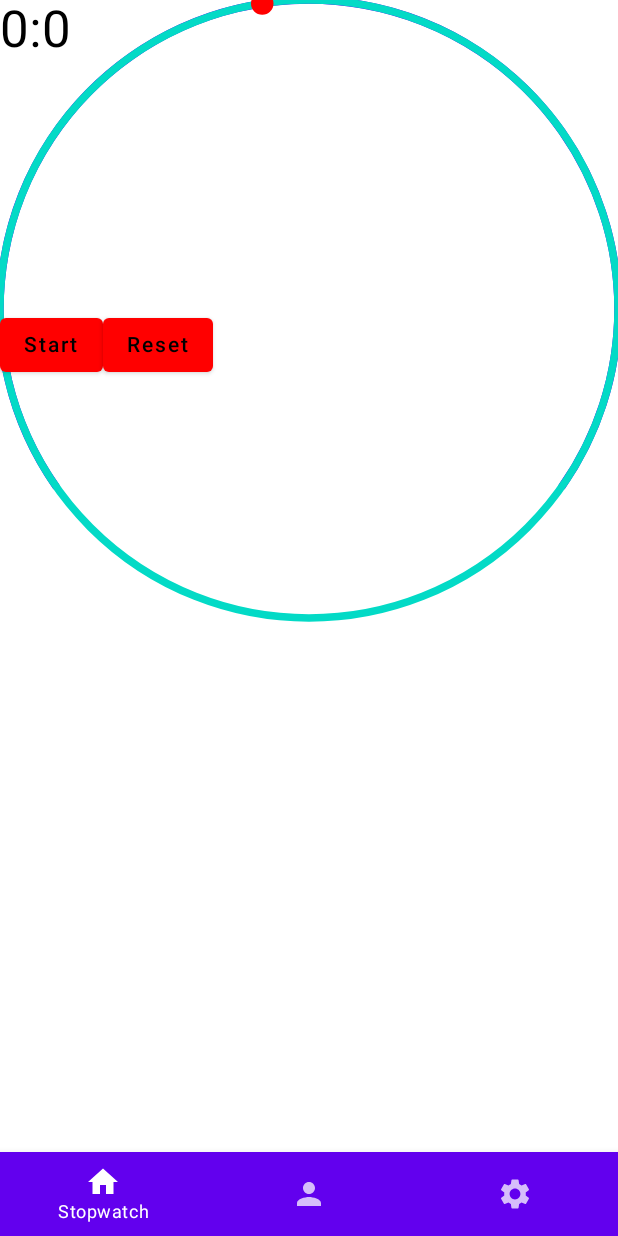
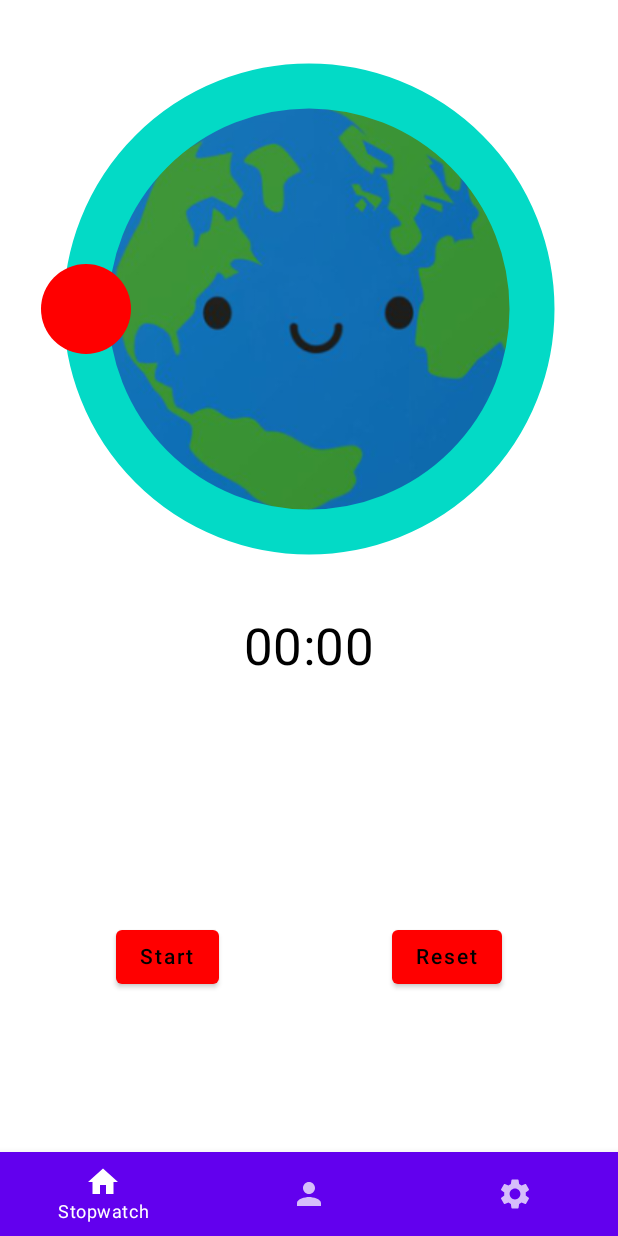
Before and after one commit to TheAlexSannikov/PillPopper, an Android app built with Jetpack Compose: the screen it shows after launch (MainActivity), after a tap on "Reset", on a phone screen of 412 x 824 dp. Run offline under Robolectric (Android 15) with nearby library versions, the phone set to English and light mode, and no system bars; 1 statement that could not run was skipped; 2 other taps on this screen came first.

Commit message:
Happy Earth!

```diff
--- a/app/src/main/java/sannikov/a/stonerstopwatch/StateViewModel.kt
+++ b/app/src/main/java/sannikov/a/stonerstopwatch/StateViewModel.kt
@@ -28,7 +28,7 @@ class StateViewModel(dataStoreManager: DataStoreManager? = null) : ViewModel() {
     }
 
 
-    private val _startTimestampMs: MutableStateFlow<Long> = MutableStateFlow(denominatorTime)
+    private val _startTimestampMs: MutableStateFlow<Long> = MutableStateFlow(period)
 
     val startTimestampMs: StateFlow<Long> = _startTimestampMs.asStateFlow()
 
@@ -59,7 +59,7 @@ class StateViewModel(dataStoreManager: DataStoreManager? = null) : ViewModel() {
         _clock.value = newClock
         // TODO: Refactor so display is updated in a flow
         val elapsedTimeMs = newClock - startTimestampMs.value
-        onDisplayTimeChange("" + elapsedTimeMs / 1000 + ":" + (elapsedTimeMs % 1000)/ 10)
+        onDisplayTimeChange(TimeFormat.format(elapsedTimeMs))
 //        onDisplayTimeChange(((newClock - startTimestampMs.value) / 1000).toString())
     }
 
--- a/app/src/main/java/sannikov/a/stonerstopwatch/StopwatchScreen.kt
+++ b/app/src/main/java/sannikov/a/stonerstopwatch/StopwatchScreen.kt
@@ -1,37 +1,38 @@
 package sannikov.a.stonerstopwatch
 
-import android.util.DisplayMetrics
+import android.graphics.Bitmap
+import android.graphics.BitmapFactory
 import android.util.Log
 import androidx.compose.foundation.Canvas
+import androidx.compose.foundation.Image
 import androidx.compose.foundation.background
 import androidx.compose.foundation.layout.*
 import androidx.compose.material.*
 import androidx.compose.runtime.*
 import androidx.compose.ui.Alignment
 import androidx.compose.ui.Modifier
-import androidx.compose.ui.focus.FocusRequester.Companion.createRefs
 import androidx.compose.ui.geometry.Offset
 import androidx.compose.ui.geometry.Size
 import androidx.compose.ui.graphics.Color
 import androidx.compose.ui.graphics.PointMode
 import androidx.compose.ui.graphics.StrokeCap
 import androidx.compose.ui.graphics.drawscope.Stroke
-import androidx.compose.ui.layout.layoutId
-import androidx.compose.ui.layout.onSizeChanged
+import androidx.compose.ui.platform.LocalContext
+import androidx.compose.ui.res.painterResource
 import androidx.compose.ui.tooling.preview.Preview
 import androidx.compose.ui.unit.Dp
-import androidx.compose.ui.unit.IntSize
 import androidx.compose.ui.unit.dp
-import androidx.constraintlayout.compose.ConstraintLayout
-import androidx.constraintlayout.compose.ConstraintSet
 import kotlin.math.PI
 import kotlin.math.cos
 import kotlin.math.sin
 
 
-const val denominatorTime = 100000L
+const val period = 60000L
+const val arcStartPosition = 180F // 0 is 3 o'clock, 90 is 12 o'clock
 val tag = "StopwatchScreen"
+val happyEarthSize = 300.dp
 
+lateinit var happyEarth : Bitmap
 @Preview
 @Composable
 fun StopwatchScreenStub() {
@@ -40,12 +41,14 @@ fun StopwatchScreenStub() {
     val stopwatchState by stateViewModel.stopwatchState.collectAsState()
     val pauseTimestampMs by stateViewModel.pauseTimestampMs.collectAsState()
     val displayTime by stateViewModel.displayTime.collectAsState()
+    happyEarth = BitmapFactory.decodeResource(LocalContext.current.resources, R.drawable.happy_earth_no_bg)
+
 
     StopwatchContent(
         stateViewModel = stateViewModel,
         stopwatchState = stopwatchState,
         displayTime = displayTime,
-        handleColor = Color.Red,
+//        handleColor = Color.Red,
         modifier = Modifier.fillMaxSize()
     )
 }
@@ -55,14 +58,16 @@ fun StopwatchScreen(
     stateViewModel: StateViewModel,
 ) {
 
+    val startTimestampMs by stateViewModel.startTimestampMs.collectAsState()
     val stopwatchState by stateViewModel.stopwatchState.collectAsState()
+    val pauseTimestampMs by stateViewModel.pauseTimestampMs.collectAsState()
     val displayTime by stateViewModel.displayTime.collectAsState()
+    happyEarth = BitmapFactory.decodeResource(LocalContext.current.resources, R.drawable.happy_earth_no_bg)
 
     StopwatchContent(
         stateViewModel = stateViewModel,
         stopwatchState = stopwatchState,
         displayTime = displayTime,
-        handleColor = Color.Red,
         modifier = Modifier.aspectRatio(1F),
     )
 }
@@ -73,136 +78,64 @@ fun StopwatchContent(
     stateViewModel: StateViewModel,
     displayTime: String,
     stopwatchState: StopwatchStates,
-    handleColor: Color,
     modifier: Modifier = Modifier,
-    initArcPercent: Float = 1f,
-    strokeWidth: Dp = 5.dp,
 ) {
-    val currentTime =
-        stateViewModel.clock.value - stateViewModel.startTimestampMs.value // TODO: Better arc logic
-    var size by remember { // TODO: Remove?
-        mutableStateOf(IntSize.Zero) // IntSize(width = 1000, height = 1000)
+//    val currentTime =
+//        stateViewModel.clock.value - stateViewModel.startTimestampMs.value // TODO: Better arc logic
+//    var size by remember { // TODO: Remove?
+//        mutableStateOf(IntSize.Zero) // IntSize(width = 1000, height = 1000)
+//    }
+//    val width = DisplayMetrics().widthPixels as Float
+//    val size = Size(width, width)
+    val displayTime by stateViewModel.displayTime.collectAsState()
+    // background of app
+    Surface(
+        modifier = Modifier
+            .fillMaxSize(),
+        color = MaterialTheme.colors.background,
+
+        ) {
+        Column(
+            verticalArrangement = Arrangement.Center,
+            horizontalAlignment = Alignment.CenterHorizontally,
+            modifier = Modifier
+//                .background(Color.Cyan)
+                .wrapContentWidth()
+                .wrapContentWidth()
+                .fillMaxHeight(),
+        ) {
+            Box(
+                modifier = modifier
+//                    .onSizeChanged {
+//                        size = it
+//                    }
+                    .requiredSize(happyEarthSize)
+                    .align(Alignment.CenterHorizontally)
+//                    .background(Color.LightGray)
+                    .padding(1.dp)
+//                    .wrapContentWidth()
+//                    .height(IntrinsicSize.Max)
+                    .wrapContentSize()
+            ) {
+                DrawProgressionArc(stateViewModel = stateViewModel, displayTime = displayTime)
             }
 
-    var dayStartArcPercent by remember {
-        mutableStateOf(initArcPercent)
-    }
-
-    val colorPrimary = MaterialTheme.colors.primary
-    val colorSecondary = MaterialTheme.colors.secondary
-
-    // run code whenever a key changes
-    LaunchedEffect(key1 = displayTime) {
-        if (stopwatchState == StopwatchStates.RUNNING) {
-            dayStartArcPercent = currentTime / denominatorTime.toFloat()
-        }
-    }
-    // background of app
-    Surface(
-        modifier = Modifier.fillMaxSize(),
-        color = MaterialTheme.colors.background,
-    ) {
-
-        val constraints = ConstraintSet {
-
-            val container = createRefFor("container")
-            val arc = createRefFor("arc")
-//            val arcHandle = createRefFor("arcHandle")
-            val buttons = createRefFor("buttons")
-            val startStopButton = createRefFor("startStopButton")
-            val resetButton = createRefFor("resetButton")
-
-            constrain(container) {
-                centerVerticallyTo(parent)
-            }
-
-            constrain(arc) {
-                bottom.linkTo(parent.bottom)
-            }
-
-            constrain(buttons) {
-//                bottom.linkTo(parent.bottom)
-//                centerHorizontallyTo(parent)
-
-            }
-
-            constrain(startStopButton) {
-                top.linkTo(parent.top)
-                start.linkTo(parent.start)
-            }
-            constrain(resetButton) {
-                top.linkTo(parent.top)
-                end.linkTo(parent.end)
-            }
-
-        }
-        ConstraintLayout(constraints, modifier = Modifier.fillMaxSize()) {
-            Box(
-                modifier = modifier
-                    .onSizeChanged {
-                        size = it
-                    }
-            ) {
-                // draw the circular arc of the stopwatch
-                Canvas(modifier = modifier.layoutId("arc")) {
-                    drawArc(
-                        color = colorPrimary,
-                        startAngle = -215f,
-                        sweepAngle = 250f,
-                        useCenter = false,
-                        size = Size(size.width.toFloat(), size.height.toFloat()),
-                        style = Stroke(strokeWidth.toPx(), cap = StrokeCap.Round)
-                    )
-                    drawArc(
-                        color = colorSecondary,
-                        startAngle = -215f,
-                        sweepAngle = 250f * dayStartArcPercent,
-                        useCenter = false,
-                        size = Size(size.width.toFloat(), size.height.toFloat()),
-                        style = Stroke(strokeWidth.toPx(), cap = StrokeCap.Round)
-                    )
-                    // draw the circle on end of active bar. A little complex
-                    val center = Offset(size.width / 2f, size.height / 2f)
-                    val angle =
-                        (250f * dayStartArcPercent + 145f) * (PI / 180f).toFloat() // degree format of the circle
-                    val r = size.width / 2f
-                    val xOff = cos(angle) * r
-                    val yOff = sin(angle) * r
-
-                    drawPoints(
-                        listOf(Offset(center.x + xOff, center.y + yOff)),
-                        pointMode = PointMode.Points,
-                        color = handleColor,
-                        strokeWidth = (strokeWidth * 3f).toPx(),
-                        cap = StrokeCap.Round,
-                    )
-                }
-                Column(
-                    verticalArrangement = Arrangement.SpaceBetween,
-                    horizontalAlignment = Alignment.CenterHorizontally,
-                    modifier = Modifier
-                        .layoutId("container")
-//                        .background(Color.Magenta)
-                        .padding(vertical = 0.dp)
-                        .fillMaxHeight()
-                        .fillMaxWidth()
-                ) {
             // the time on clock
-                    Row(
-                        modifier = modifier.layoutId("buttons")
-                    ) {
             Text(
                 style = MaterialTheme.typography.h4,
                 text = displayTime,
                 color = MaterialTheme.colors.onBackground,
             )
-                    }
+
             Row(
-                        modifier = modifier.layoutId("buttons")
+                horizontalArrangement = Arrangement.SpaceAround,
+                modifier = modifier
+                    .wrapContentHeight()
+//                    .background(Color.Red)
             ) {
+
                 // start/stop button
                 Button(
-                            modifier = Modifier.layoutId("startStopButton"),
                     onClick = {
                         buttonOnClick(
                             stateViewModel = stateViewModel,
@@ -220,14 +153,12 @@ fun StopwatchContent(
                 ) {
                     Text(
                         // TODO: include in StopwatchStates sealed class
-                                text = if (stopwatchState == StopwatchStates.RUNNING) "Stop"
-                                else "Start"
+                        text = if (stopwatchState == StopwatchStates.RUNNING) "Stop" else "Start"
                     )
                 }
 
                 // reset button
                 Button(
-                            modifier = Modifier.layoutId("resetButton"),
                     onClick = {
                         buttonOnClick(
                             stateViewModel = stateViewModel,
@@ -243,17 +174,75 @@ fun StopwatchContent(
                         }
                     ),
 
-
                     ) {
-                            Text(
-                                text = "Reset"
-                            )
+                    Text(text = "Reset")
                 }
             }
         }
     }
 }
+
+// Now we're getting somewhere...
+@Composable
+fun DrawProgressionArc(stateViewModel: StateViewModel, displayTime: String) {
+    val colorPrimary = MaterialTheme.colors.primary
+    val colorSecondary = MaterialTheme.colors.secondary
+    val strokeWidth: Dp = 30.dp
+    val currentTime =
+        stateViewModel.clock.value - stateViewModel.startTimestampMs.value // TODO: Better arc logic
+    val initArcPercent = 1F
+    var dayStartArcPercent by remember {
+        mutableStateOf(initArcPercent)
     }
+    // run code whenever a key changes
+    LaunchedEffect(key1 = displayTime) {
+//        if (stopwatchState == StopwatchStates.RUNNING) {
+        dayStartArcPercent = currentTime / period.toFloat()
+//        }
+    }
+    val painter = painterResource(id = R.drawable.happy_earth_no_bg_paint_2)
+    Image(painter = painter, contentDescription = "Happy Earth!", modifier = Modifier.size(
+        happyEarthSize))
+
+    // draw the circular arc of the stopwatch
+    Canvas(modifier = Modifier
+//        .background(Color.Magenta)
+        .size(happyEarthSize)) {
+        // the under arc
+        drawArc(
+            color = colorSecondary,
+            startAngle = 0f,
+            sweepAngle = 360f,
+            useCenter = false,
+            style = Stroke(strokeWidth.toPx(), cap = StrokeCap.Round)
+        )
+        // the arc that grows
+        drawArc(
+            color = colorPrimary,
+            startAngle = -arcStartPosition,
+            sweepAngle = (360f * dayStartArcPercent)%(360),
+            useCenter = false,
+            size = Size(size.width, size.height),
+            style = Stroke(strokeWidth.toPx(), cap = StrokeCap.Round)
+        )
+
+        // draw the circle on end of active bar. A little complex
+        val center = Offset(size.width / 2f, size.height / 2f)
+        val angle =
+            (360 * dayStartArcPercent + arcStartPosition) * (PI / arcStartPosition).toFloat() // degree format of the circle
+        val r = size.width / 2f
+        val xOff = cos(angle) * r
+        val yOff = sin(angle) * r
+
+        drawPoints(
+            listOf(Offset(center.x + xOff, center.y + yOff)),
+            pointMode = PointMode.Points,
+            color = Color.Red,
+            strokeWidth = (strokeWidth * 2f).toPx(),
+            cap = StrokeCap.Round,
+        )
+    }
+
 }
 
 fun buttonOnClick(
--- /dev/null
+++ b/app/src/main/java/sannikov/a/stonerstopwatch/TimeFormat.kt
@@ -0,0 +1,31 @@
+package sannikov.a.stonerstopwatch
+
+import android.os.Build
+import java.time.format.DateTimeFormatter
+
+object TimeFormat {
+    val MS_PER_SECOND = 1000L
+    val MS_PER_MINUTE = 60000L
+    val MS_PER_HOUR = 3600000L
+
+    // Formats to h:mm:ss:SS
+    public fun format(ms: Long): String {
+        val hrs = (ms / MS_PER_HOUR)
+        val mins = ((ms % MS_PER_HOUR) / MS_PER_MINUTE)
+        val secs = (ms % MS_PER_MINUTE) / MS_PER_SECOND
+        val dispMs = (ms % MS_PER_SECOND) / 10 // :SS format
+
+        val sb = StringBuilder(10)
+        if (hrs > 0) {
+            sb.append("$hrs:${mins.toString().padStart(length = 2, padChar = '0')}:")
+        } else if (mins > 0) {
+            sb.append("${mins.toString()}:")
+        }
+        sb.append(
+            "${secs.toString().padStart(length = 2, padChar = '0')}:${
+                dispMs.toString().padStart(length = 2, padChar = '0')
+            }"
+        )
+        return sb.toString()
+    }
+}
```
Also changed, not shown: app/src/main/res/drawable/happy_earth_no_bg_paint_2.png (added). Lines whose indentation alone changed are shown as unchanged.
